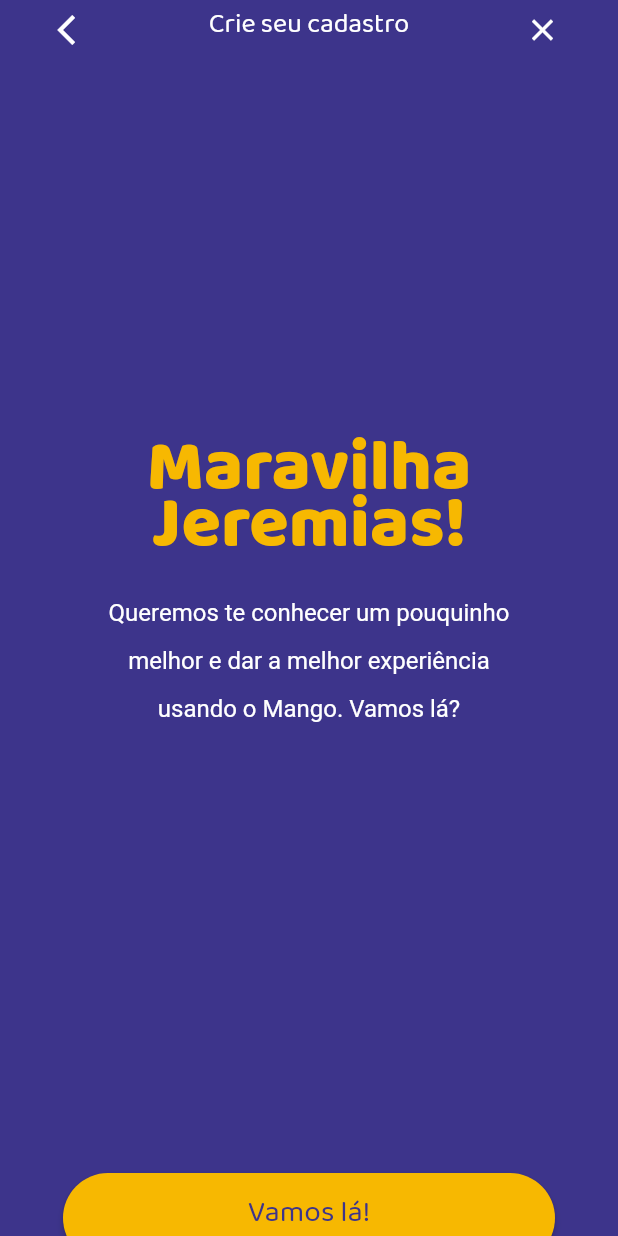
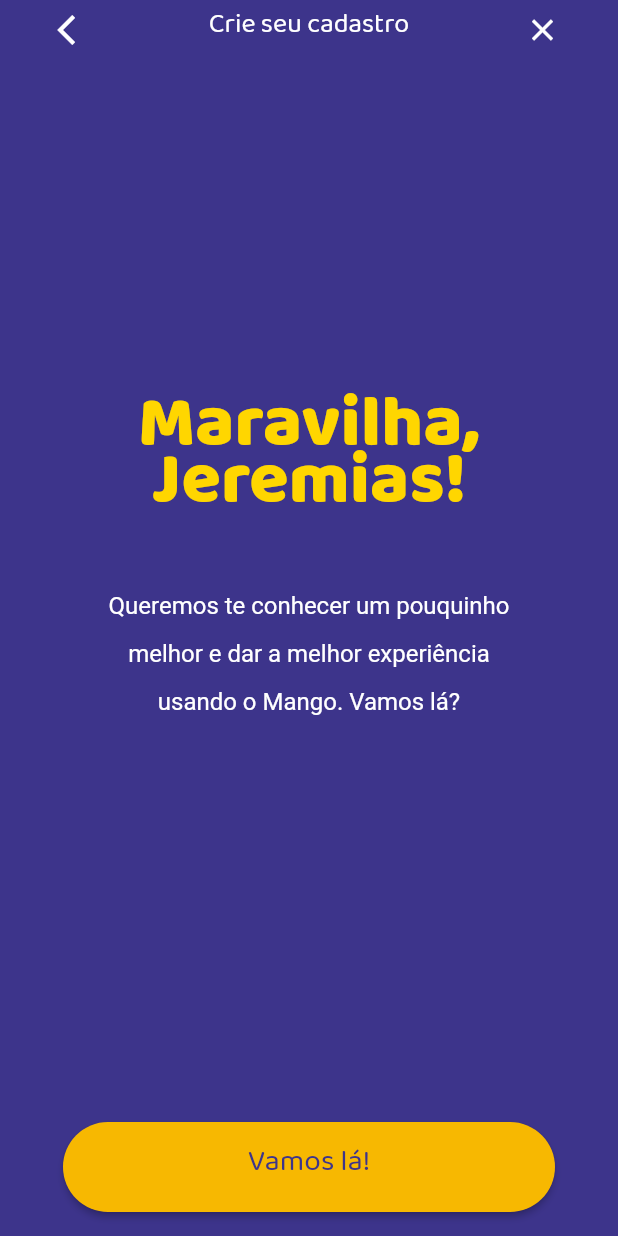
Before and after one commit to mangobr/LEGACY-mango-app, a Flutter app: the screen it shows after launch, on a phone screen of 412 x 824 dp. Run offline on Flutter 3.47's test engine with Material 2 defaults, Android fonts, the phone set to English and light mode, and no system bars; our stand-ins replace carousel_slider, flutter_dotenv, flutter_svg, hexcolor, image_picker, mask_text_input_formatter.

Commit message:
Ajustando responsivo wellcome screen

```diff
--- a/mango_app/lib/main.dart
+++ b/mango_app/lib/main.dart
@@ -22,7 +22,7 @@ class MangoApp extends StatelessWidget {
         colorScheme: ColorScheme(
           primary: HexColor('#3D348B'),
           primaryVariant: Colors.black,
-          secondary: Colors.black,
+          secondary: HexColor('#FFD600'),
           secondaryVariant: HexColor('#666666'),
           surface: HexColor('#0075FF'),
           background: Colors.black,
--- a/mango_app/lib/screens/auth/wellcomeScreen.dart
+++ b/mango_app/lib/screens/auth/wellcomeScreen.dart
@@ -22,25 +22,26 @@ class _WellcomeScreenState extends State<WellcomeScreen> {
         child: Column(
           children: [
             SignUpHeader(Colors.white),
-            Center(
-              heightFactor: 3.5,
+            Container(
+              child: Expanded(
                 child: Column(
+                  mainAxisAlignment: MainAxisAlignment.center,
                   children: [
                     RichText(
                       textAlign: TextAlign.center,
                       text: TextSpan(
-                      text: '''Maravilha
+                        text: '''Maravilha,
 ${this.widget.username}!''',
                         style: TextStyle(
                             fontFamily: 'BalooTammudu2',
-                          color: Theme.of(context).colorScheme.onSurface,
+                            color: Theme.of(context).colorScheme.secondary,
                             fontSize: 48,
                             fontWeight: FontWeight.w800,
                             height: 0.8),
                       ),
                     ),
                     Padding(
-                    padding: const EdgeInsets.only(top: 8.0),
+                      padding: const EdgeInsets.only(top: 32.0),
                       child: RichText(
                         textAlign: TextAlign.center,
                         text: TextSpan(
@@ -63,10 +64,14 @@ usando o Mango. Vamos lá?
                   ],
                 ),
               ),
+            ),
             LargeButton(
                 message: 'Vamos lá!',
                 backgroundColor: Theme.of(context).colorScheme.onSurface,
-                textColor: Theme.of(context).colorScheme.primary)
+                textColor: Theme.of(context).colorScheme.primary),
+            SizedBox(
+              height: 16,
+            )
           ],
         ),
       ),
--- a/mango_app/lib/widgets/headers/signUpHeader.dart
+++ b/mango_app/lib/widgets/headers/signUpHeader.dart
@@ -17,6 +17,7 @@ class SignUpHeader extends StatelessWidget {
             Icons.arrow_back_ios,
             color: this.color,
           ),
+          onTap: () => print('Clicked - return'),
         ),
         Text(
           'Crie seu cadastro',
@@ -25,9 +26,12 @@ class SignUpHeader extends StatelessWidget {
             color: this.color,
           ),
         ),
-        Icon(
-          Icons.clear,
-          color: this.color,
+        InkWell(
+          child: Icon(
+            Icons.clear,
+            color: this.color,
+          ),
+          onTap: () => print('Clicked - clear'),
         ),
       ],
     );
```
Lines whose indentation alone changed are shown as unchanged.
